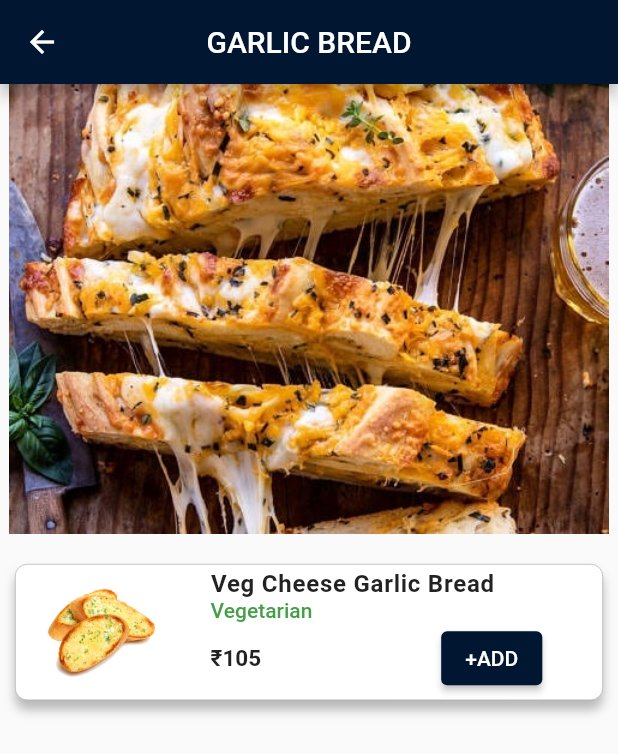
After one commit to Asharma538/pizza_planet_app, a Flutter app: the Menu screen opened directly, on a phone screen of 412 x 824 dp. The commit adds this screen. Shown: the top 754 px of the screen. Run offline on Flutter 3.47's test engine with Material 2 defaults, Android fonts, the light colour scheme and no system bars; our stand-ins replace animated_splash_screen, animated_text_kit, firebase_auth, firebase_core, google_nav_bar, intl_phone_field and 3 more; missing offline and left inert: advanced_search; accounts and stored records are empty.

Commit message:
menu added

```diff
--- a/lib/components/widgets.dart
+++ b/lib/components/widgets.dart
@@ -8,7 +8,7 @@ Widget categoryItem(String path) {
     padding: const EdgeInsets.fromLTRB(5, 5, 5, 5),
     decoration: BoxDecoration(
       color: primaryBlue,
-      border: Border.all(color: primaryBorderDarkWhite,width: 0.4),
+      border: Border.all(color: primaryBorderDarkWhite, width: 0.4),
       borderRadius: BorderRadius.circular(10),
       boxShadow: const [
         BoxShadow(
@@ -29,6 +29,15 @@ Widget categoryItem(String path) {
   );
 }
 
-// Widget something(context,quantity,item,price){
-//   // return ;
-// }
+PreferredSizeWidget AppBarMenu(String s) {
+  return AppBar(
+      backgroundColor: primaryBlue,
+      centerTitle: true,
+      title: Text(s),
+      actions: [
+        Container(
+          padding: const EdgeInsets.fromLTRB(0, 0, 18, 0),
+          // child: const Icon(Icons.person),
+        ),
+      ]);
+}
--- a/lib/main_screen.dart
+++ b/lib/main_screen.dart
@@ -15,7 +15,7 @@ class MainScreen extends StatefulWidget {
 }
 
 class _MainScreenState extends State<MainScreen> {
-  final pages = const [
+  final pages =  [
     Home(),
     Cart(),
     Orders(),
--- a/lib/pages/home.dart
+++ b/lib/pages/home.dart
@@ -1,11 +1,15 @@
 import 'package:flutter/material.dart';
+import 'package:pizza_planet/pages/menu.dart';
 import 'package:pizza_planet/utils.dart';
 import 'package:advanced_search/advanced_search.dart';
 import 'package:pizza_planet/components/widgets.dart';
+import 'package:pizza_planet/pages/cart.dart';
 
 class Home extends StatefulWidget {
-  const Home({Key? key}) : super(key: key);
-
+  Home({Key? key}) : super(key: key);
+  static bool pizza = false;
+  static bool burger = false;
+  static bool garlicBread = false;
   @override
   State<Home> createState() => _HomeState();
 }
@@ -13,7 +17,8 @@ class Home extends StatefulWidget {
 class _HomeState extends State<Home> {
   bool isSwitched = false;
   late PageController _pageController;
-  List<String> images = [
+
+  List<String> carouselImages = [
     "images/pizza_carousel.jpg",
     "images/burger_carousel.jpeg",
     "images/bread_carousel.jpeg"
@@ -23,6 +28,7 @@ class _HomeState extends State<Home> {
     super.initState();
     _pageController = PageController(viewportFraction: 0.8);
   }
+
   @override
   Widget build(BuildContext context) {
     return Scaffold(
@@ -35,7 +41,8 @@ class _HomeState extends State<Home> {
             Container(
               margin: const EdgeInsets.fromLTRB(20, 18, 20, 0),
               child: AdvancedSearch(
-                maxElementsToDisplay: 5, singleItemHeight: 48,
+                maxElementsToDisplay: 5,
+                singleItemHeight: 48,
                 selectedTextColor: const Color(0xFF3363D9),
                 borderColor: const Color(0xFFA2A2A2),
                 searchResultsBgColor: primaryWhite,
@@ -62,7 +69,15 @@ class _HomeState extends State<Home> {
                   // print("Submitted: $searchText");
                 },
                 onEditingProgress: (searchText, listOfResults) {},
-                searchItems: const ['Corn Pizza', 'Aloo tikki Burger', 'Garlic Bread', 'Cheese Pizza','Margherita Pizza','Veggie Burger','Green Wave Pizza'],
+                searchItems: const [
+                  'Corn Pizza',
+                  'Aloo tikki Burger',
+                  'Garlic Bread',
+                  'Cheese Pizza',
+                  'Margherita Pizza',
+                  'Veggie Burger',
+                  'Green Wave Pizza'
+                ],
               ),
             ),
             Container(
@@ -80,11 +95,32 @@ class _HomeState extends State<Home> {
             Container(
               alignment: Alignment.center,
               child: Row(
-                mainAxisAlignment:MainAxisAlignment.center,
+                mainAxisAlignment: MainAxisAlignment.center,
                 children: <Widget>[
-                    categoryItem("images/pizza_image.png"),
-                    categoryItem("images/burger_image.png"),
-                    categoryItem("images/garlic_bread1.png")
+                  GestureDetector(
+                    onTap: () {
+                      Home.pizza = true;
+                      Navigator.push(context,
+                          MaterialPageRoute(builder: (context) => Menu()));
+                    },
+                    child: categoryItem("images/pizza_image.png"),
+                  ),
+                  GestureDetector(
+                    onTap: () {
+                      Home.burger = true;
+                      Navigator.push(context,
+                          MaterialPageRoute(builder: (context) => Menu()));
+                    },
+                    child: categoryItem("images/burger_image.png"),
+                  ),
+                  GestureDetector(
+                    onTap: () {
+                      Home.garlicBread = true;
+                      Navigator.push(context,
+                          MaterialPageRoute(builder: (context) => Menu()));
+                    },
+                    child: categoryItem("images/garlic_bread1.png"),
+                  ),
                 ],
               ),
             ),
@@ -137,8 +173,8 @@ class _HomeState extends State<Home> {
               margin: const EdgeInsets.fromLTRB(0, 15, 0, 15),
               height: 200,
               width: MediaQuery.of(context).size.width,
-              child:   PageView.builder(
-                  itemCount: images.length,
+              child: PageView.builder(
+                  itemCount: carouselImages.length,
                   pageSnapping: true,
                   controller: _pageController,
                   onPageChanged: (page) {
@@ -150,22 +186,20 @@ class _HomeState extends State<Home> {
                     return Container(
                       margin: const EdgeInsets.fromLTRB(5, 5, 15, 10),
                       padding: const EdgeInsets.fromLTRB(1, 3, 1, 5),
-                      decoration: const BoxDecoration(
-                          boxShadow:[
+                      decoration: const BoxDecoration(boxShadow: [
                         BoxShadow(
                             color: Color(0xFFB9B9B9),
                             blurRadius: 6,
                             offset: Offset(
                               0,
                               6,
-                              )
-                            ),
-                          ]
-                      ),
+                            )),
+                      ]),
                       child: ClipRRect(
                         borderRadius: BorderRadius.circular(10),
                         child: Image(
-                            image: AssetImage(images[pagePosition]),fit: BoxFit.fill,
+                          image: AssetImage(carouselImages[pagePosition]),
+                          fit: BoxFit.fill,
                         ),
                       ),
                     );
--- a/lib/pages/loading_screen.dart
+++ b/lib/pages/loading_screen.dart
@@ -4,6 +4,7 @@ import 'package:lottie/lottie.dart';
 import 'package:page_transition/page_transition.dart';
 import 'package:animated_splash_screen/animated_splash_screen.dart';
 import 'package:pizza_planet/utils.dart';
+import 'package:animated_text_kit/animated_text_kit.dart';
 
 class SplashScreen extends StatefulWidget {
   const SplashScreen({super.key});
@@ -16,21 +17,46 @@ class _SplashScreenState extends State<SplashScreen> {
   @override
   Widget build(BuildContext context) {
     return Scaffold(
-      backgroundColor: primaryRed,
-      body:
+        // backgroundColor: primaryRed,
+
+        body: Column(
+      mainAxisAlignment: MainAxisAlignment.center,
+      children: [
         Container(
           color: primaryRed,
+          // margin: EdgeInsets.only(left: ),
+          alignment: Alignment.center,
           width: MediaQuery.of(context).size.width,
+          height: MediaQuery.of(context).size.height * 0.6,
           child: AnimatedSplashScreen(
             splash: Lottie.asset('images/ayXdhyEQ3h.json'),
             nextScreen: const Login(),
             duration: 3000,
             pageTransitionType: PageTransitionType.rightToLeft,
-          splashIconSize: double.infinity,
+            splashIconSize: double.infinity * 0.5,
+          ),
         ),
 
+        Padding(padding: EdgeInsets.only(top: 20)),
+
+        SizedBox(
+          child: AnimatedTextKit(animatedTexts: [
+            ScaleAnimatedText("Pizza Planet",
+                textStyle: TextStyle(fontSize: 40 , color: Colors.red , fontWeight: FontWeight.w600)),
+          ]),
+          // child: Text(
+          //   "Pizza Planet",
+          //   style: TextStyle(
+          //     fontSize: 50,
+          //     fontFamily: 'Horizon',
+          //     color: Colors.red,
+          //     fontWeight: FontWeight.w600,
+          //   ),
+          // ),
         ),
 
-    );
+        // Text("Pizza Planet")
+      ],
+    ));
   }
 }
--- a/lib/pages/login.dart
+++ b/lib/pages/login.dart
@@ -1,6 +1,7 @@
 import 'package:firebase_auth/firebase_auth.dart';
 import 'package:flutter/material.dart';
 import 'package:intl_phone_field/intl_phone_field.dart';
+import 'package:pizza_planet/main_screen.dart';
 import 'package:pizza_planet/pages/otp.dart';
 
 class Login extends StatefulWidget {
@@ -83,7 +84,7 @@ class _LoginState extends State<Login> {
                   Login.verify =  verificationId;
                   Navigator.pushReplacement(
                     context,
-                    MaterialPageRoute(builder: (context) => const Otp()),
+                    MaterialPageRoute(builder: (context) => Otp()),
                   );
                 },
                 codeAutoRetrievalTimeout: (String verificationId) {},
--- /dev/null
+++ b/lib/pages/menu.dart
@@ -0,0 +1,303 @@
+import 'package:flutter/material.dart';
+import 'package:pizza_planet/components/widgets.dart';
+import 'package:pizza_planet/utils.dart';
+import 'package:pizza_planet/pages/home.dart';
+
+class Menu extends StatefulWidget {
+  Menu({Key? key}) : super(key: key);
+
+  @override
+  State<Menu> createState() => _MenuState();
+}
+
+class _MenuState extends State<Menu> {
+  var category = ["Pizza", "Burger", "Garlic_Bread"];
+  var Pizza = ["images/pizza_carousel.jpg"];
+  var Pizza_name = ["Margherita Pizza"];
+  var Pizza_val = ["₹120"];
+  var Pizza_type = ["Vegetarian"];
+  var Burger = ['images/burger_carousel.jpeg'];
+  var Burger_name = ["Aloo Tikki Burger"];
+  var Burger_val = ["₹60"];
+  var Burger_type = ["Vegetarian"];
+  var Garlic_Bread = ['images/garlic_bread.png'];
+  var Garlic_Bread_name = ["Veg Cheese Garlic Bread"];
+  var Garlic_Bread_val = ["₹105"];
+  var Garlic_Bread_type = ["Vegetarian"];
+  @override
+  Widget build(BuildContext context) {
+    if (Home.pizza == true) {
+      Home.pizza = false;
+      return Scaffold(
+        resizeToAvoidBottomInset: false,
+        appBar: AppBarMenu('PIZZA'),
+        body: SingleChildScrollView(
+          child: Column(
+            children: <Widget>[
+              Container(
+                  child: Image(
+                    image: AssetImage('images/pizza-3000273_1920.jpg'),
+                    fit: BoxFit.fitWidth,
+                  ),
+                  decoration: BoxDecoration(
+                      borderRadius: BorderRadius.only(
+                          bottomLeft: Radius.circular(5),
+                          bottomRight: Radius.circular(5)))),
+              Padding(padding: EdgeInsets.only(top: 20, left: 10, right: 10)),
+              for (int j = 0; j < Pizza.length; j++)
+                Container(
+                    padding: EdgeInsets.only(left: 10),
+                    margin: EdgeInsets.only(left: 10, right: 10),
+                    decoration: BoxDecoration(
+                        color: Colors.white,
+                        border: Border.all(
+                            color: primaryBorderDarkWhite, width: 0.4),
+                        borderRadius: BorderRadius.circular(8),
+                        boxShadow: const [
+                          BoxShadow(
+                              color: Color(0xFFB9B9B9),
+                              blurRadius: 5,
+                              offset: Offset(
+                                0,
+                                6,
+                              ))
+                        ]),
+                    child: Row(
+                      children: [
+                        Container(
+                          height: 90,
+                          width: 90,
+                          decoration: BoxDecoration(
+                              borderRadius: BorderRadius.circular(20)),
+                          padding: const EdgeInsets.only(top: 10, bottom: 10),
+                          child: Image(
+                            image: AssetImage(Pizza[j]),
+                            height: 90,
+                            width: 90,
+                            fit: BoxFit.cover,
+                          ),
+                        ),
+                        const Padding(padding: EdgeInsets.only(left: 30)),
+                        Column(
+                          crossAxisAlignment: CrossAxisAlignment.start,
+                          children: [
+                            Text(Pizza_name[j],
+                                style: TextStyle(
+                                    fontWeight: FontWeight.w600,
+                                    fontSize: 16,
+                                    letterSpacing: 0.5)),
+                            Text(
+                              Pizza_type[j],
+                              style: TextStyle(
+                                  color: Color.fromARGB(255, 70, 158, 73),
+                                  fontWeight: FontWeight.w500),
+                            ),
+                            Row(
+                              children: [
+                                Text(
+                                  Pizza_val[j],
+                                  style: TextStyle(
+                                      fontSize: 15,
+                                      fontWeight: FontWeight.w600),
+                                ),
+                                Padding(padding: EdgeInsets.only(left: 120)),
+                                ElevatedButton(
+                                  onPressed: () {},
+                                  child: Text("+ADD"),
+                                  style: ElevatedButton.styleFrom(
+                                      backgroundColor: primaryBlue),
+                                )
+                              ],
+                            )
+                          ],
+                        )
+                      ],
+                    ))
+            ],
+          ),
+        ),
+      );
+    } else if (Home.burger == true) {
+      Home.burger = false;
+      return Scaffold(
+        resizeToAvoidBottomInset: false,
+        appBar: AppBarMenu('BURGER'),
+        body: SingleChildScrollView(
+          child: Column(
+            children: <Widget>[
+              Container(
+                  child: Image(
+                    image: AssetImage('images/menu_burger.jpg'),
+                    fit: BoxFit.fitWidth,
+                  ),
+                  decoration: BoxDecoration(
+                      borderRadius: BorderRadius.only(
+                          bottomLeft: Radius.circular(5),
+                          bottomRight: Radius.circular(5)))),
+              Padding(padding: EdgeInsets.only(top: 20, left: 10, right: 10)),
+              for (int j = 0; j < Burger.length; j++)
+              Container(
+                  padding: EdgeInsets.only(left: 10),
+                  margin: EdgeInsets.only(left: 10, right: 10),
+                  decoration: BoxDecoration(
+                      color: Colors.white,
+                      border:
+                          Border.all(color: primaryBorderDarkWhite, width: 0.4),
+                      borderRadius: BorderRadius.circular(8),
+                      boxShadow: const [
+                        BoxShadow(
+                            color: Color(0xFFB9B9B9),
+                            blurRadius: 5,
+                            offset: Offset(
+                              0,
+                              6,
+                            ))
+                      ]),
+                  child: Row(
+                    children: [
+                      Container(
+                        height: 90,
+                        width: 90,
+                        decoration: BoxDecoration(
+                            borderRadius: BorderRadius.circular(20)),
+                        padding: const EdgeInsets.only(top: 10, bottom: 10),
+                        child: Image(
+                          image: AssetImage(Burger[j]),
+                          height: 90,
+                          width: 90,
+                          fit: BoxFit.cover,
+                        ),
+                      ),
+                      const Padding(padding: EdgeInsets.only(left: 30)),
+                      Column(
+                        crossAxisAlignment: CrossAxisAlignment.start,
+                        children: [
+                          Text(Burger_name[j],
+                              style: TextStyle(
+                                  fontWeight: FontWeight.w600,
+                                  fontSize: 16,
+                                  letterSpacing: 0.5)),
+                          Text(
+                            Burger_type[j],
+                            style: TextStyle(
+                                color: Color.fromARGB(255, 70, 158, 73),
+                                fontWeight: FontWeight.w500),
+                          ),
+                          Row(
+                            children: [
+                              Text(
+                                Burger_val[j],
+                                style: TextStyle(
+                                    fontSize: 15, fontWeight: FontWeight.w600),
+                              ),
+                              Padding(padding: EdgeInsets.only(left: 120)),
+                              ElevatedButton(
+                                onPressed: () {},
+                                child: Text("+ADD"),
+                                style: ElevatedButton.styleFrom(
+                                    backgroundColor: primaryBlue),
+                              )
+                            ],
+                          )
+                        ],
+                      )
+                    ],
+                  ))
+            ],
+          ),
+        ),
+      );
+    } else {
+      Home.garlicBread = false;
+      return Scaffold(
+        resizeToAvoidBottomInset: false,
+        appBar: AppBarMenu('GARLIC BREAD'),
+        body: SingleChildScrollView(
+          child: Column(
+            children: <Widget>[
+              Container(
+                height: 300,
+                  child: Image(
+                    image: AssetImage('images/menu_garlic_bread.jpg'),
+                    fit: BoxFit.fill,
+                  ),
+                  decoration: BoxDecoration(
+                      borderRadius: BorderRadius.only(
+                          bottomLeft: Radius.circular(5),
+                          bottomRight: Radius.circular(5)))),
+              Padding(padding: EdgeInsets.only(top: 20, left: 10, right: 10)),
+              for (int j = 0; j < Garlic_Bread.length; j++)
+              Container(
+                  padding: EdgeInsets.only(left: 10),
+                  margin: EdgeInsets.only(left: 10, right: 10),
+                  decoration: BoxDecoration(
+                      color: Colors.white,
+                      border:
+                          Border.all(color: primaryBorderDarkWhite, width: 0.4),
+                      borderRadius: BorderRadius.circular(8),
+                      boxShadow: const [
+                        BoxShadow(
+                            color: Color(0xFFB9B9B9),
+                            blurRadius: 5,
+                            offset: Offset(
+                              0,
+                              6,
+                            ))
+                      ]),
+                  child: Row(
+                    children: [
+                      Container(
+                        height: 90,
+                        width: 90,
+                        decoration: BoxDecoration(
+                            borderRadius: BorderRadius.circular(20)),
+                        padding: const EdgeInsets.only(top: 10, bottom: 10),
+                        child:  Image(
+                          image: AssetImage(Garlic_Bread[j]),
+                          height: 90,
+                          width: 90,
+                          fit: BoxFit.cover,
+                        ),
+                      ),
+                      const Padding(padding: EdgeInsets.only(left: 30)),
+                      Column(
+                        crossAxisAlignment: CrossAxisAlignment.start,
+                        children: [
+                          Text(Garlic_Bread_name[j],
+                              style: TextStyle(
+                                  fontWeight: FontWeight.w600,
+                                  fontSize: 16,
+                                  letterSpacing: 0.5)),
+                          Text(
+                            Garlic_Bread_type[j],
+                            style: TextStyle(
+                                color: Color.fromARGB(255, 70, 158, 73),
+                                fontWeight: FontWeight.w500),
+                          ),
+                          Row(
+                            children: [
+                              Text(
+                                Garlic_Bread_val[j],
+                                style: TextStyle(
+                                    fontSize: 15, fontWeight: FontWeight.w600),
+                              ),
+                              Padding(padding: EdgeInsets.only(left: 120)),
+                              ElevatedButton(
+                                onPressed: () {},
+                                child: Text("+ADD"),
+                                style: ElevatedButton.styleFrom(
+                                    backgroundColor: primaryBlue),
+                              )
+                            ],
+                          )
+                        ],
+                      )
+                    ],
+                  ))
+            ],
+          ),
+        ),
+      );
+    }
+  }
+}
--- a/lib/pages/orders.dart
+++ b/lib/pages/orders.dart
@@ -97,7 +97,8 @@ class _OrdersState extends State<Orders> {
                                       offset: Offset(
                                         0,
                                         6,
-                                      ))
+                                      )
+                                      )
                                 ]),
                             margin: const EdgeInsets.fromLTRB(20, 0, 20, 10),
                             child: Column(children: [
--- a/pubspec.yaml
+++ b/pubspec.yaml
@@ -58,6 +58,7 @@ dev_dependencies:
   pinput: ^2.2.31
   animated_splash_screen: ^1.3.0
   lottie: ^2.3.0
+  animated_text_kit: ^4.2.2
 
 # For information on the generic Dart part of this file, see the
 # following page: https://dart.dev/tools/pub/pubspec
```
Also changed, not shown: images/menu_burger.jpg (added), images/menu_garlic_bread.jpg (added), images/pizza-3000273_1920.jpg (added), pubspec.lock. Lines whose indentation alone changed are shown as unchanged.
